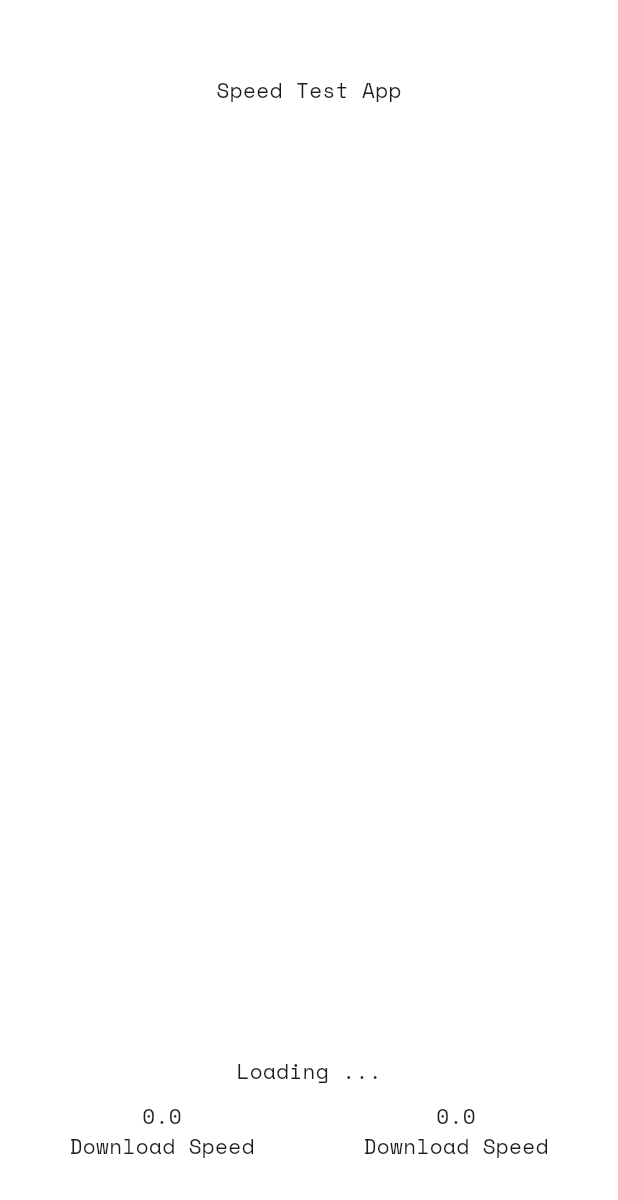
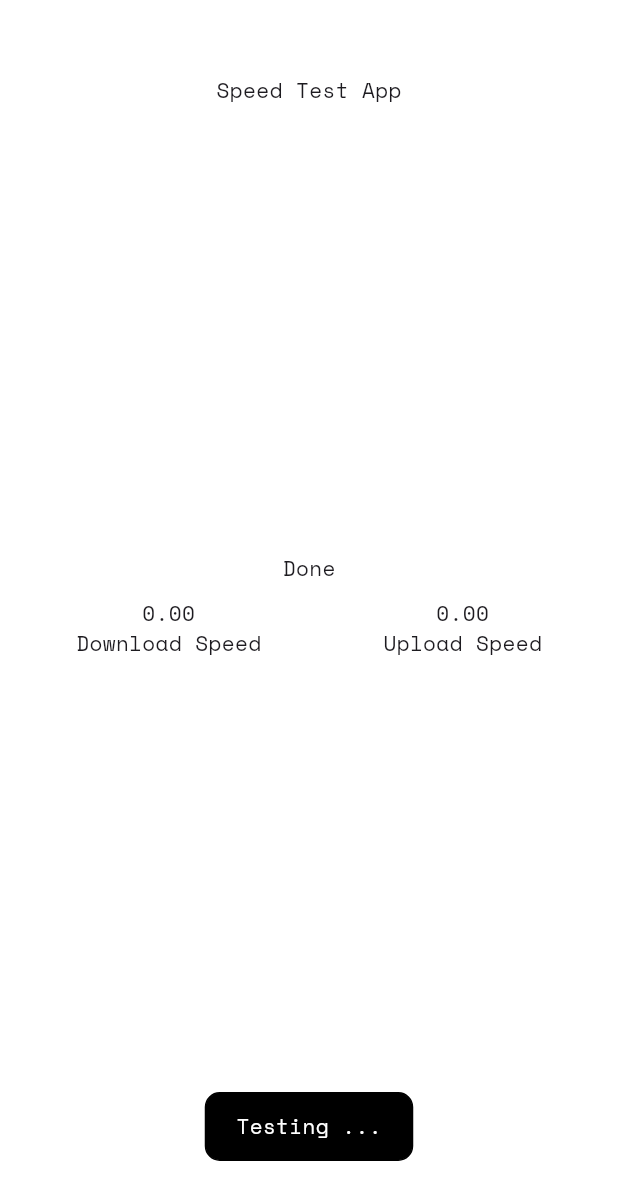
Before and after one commit to bintaang/internetSpeedChecker, a Flutter app: the screen it shows after launch, after a tap on "Test Speed", on a phone screen of 412 x 824 dp. Shown: the top 1200 px of the screen. Run offline on Flutter 3.47's test engine with Material 3 defaults, Android fonts, the phone set to English and light mode, and no system bars; our stand-ins replace google_fonts; missing offline and left inert: speed_test_dart.

Commit message:
damnly-gewdh2

```diff
--- a/lib/components/primary_button.dart
+++ b/lib/components/primary_button.dart
@@ -5,11 +5,12 @@ class PrimaryButton extends StatefulWidget {
     super.key,
     required this.placeHolder,
     required this.fnc,
-    required this.onPressed,
+    required this.isActive,
   });
+
   final String placeHolder;
   final VoidCallback fnc;
-  final bool onPressed;
+  final bool isActive;
 
   @override
   State<PrimaryButton> createState() => _PrimaryButtonState();
@@ -17,36 +18,28 @@ class PrimaryButton extends StatefulWidget {
 
 class _PrimaryButtonState extends State<PrimaryButton> {
   bool isHover = false;
+
   @override
   Widget build(BuildContext context) {
+    final isPressed = isHover || widget.isActive;
+
     return MouseRegion(
-      onHover: (_) => setState(() {
-        isHover = true;
-      }),
-      onExit: (_) => setState(() {
-        isHover = false;
-      }),
+      onHover: (_) => setState(() => isHover = true),
+      onExit: (_) => setState(() => isHover = false),
       child: GestureDetector(
         onTap: widget.fnc,
-        child: Container(
+        child: AnimatedContainer(
+          duration: const Duration(milliseconds: 150),
+          padding: const EdgeInsets.symmetric(vertical: 12, horizontal: 20),
           decoration: BoxDecoration(
             borderRadius: BorderRadius.circular(10),
-            border: BoxBorder.all(color: Colors.black),
-            color: isHover
-                ? Colors.black
-                : widget.onPressed
-                ? Colors.black
-                : Colors.white,
+            border: Border.all(color: Colors.black),
+            color: isPressed ? Colors.black : Colors.white,
           ),
-          padding: EdgeInsets.all(10),
           child: Text(
-            'Test Speed',
+            widget.placeHolder,
             style: TextStyle(
-              color: isHover
-                  ? Colors.white
-                  : widget.onPressed
-                  ? Colors.white
-                  : Colors.black,
+              color: isPressed ? Colors.white : Colors.black,
               fontWeight: isHover ? FontWeight.bold : FontWeight.normal,
             ),
           ),
--- a/lib/components/speed_indicator.dart
+++ b/lib/components/speed_indicator.dart
@@ -1,11 +1,11 @@
 import 'dart:async';
-
 import 'package:flutter/material.dart';
 import 'package:speednetworkapp/services/speed_test_service.dart';
 
 class SpeedIndicator extends StatefulWidget {
   const SpeedIndicator({super.key, required this.trigger});
   final bool trigger;
+
   @override
   State<SpeedIndicator> createState() => _SpeedIndicatorState();
 }
@@ -22,7 +22,7 @@ class _SpeedIndicatorState extends State<SpeedIndicator> {
   @override
   void initState() {
     super.initState();
-    if (widget.trigger == true) {
+    if (widget.trigger) {
       getData();
     }
   }
@@ -30,7 +30,7 @@ class _SpeedIndicatorState extends State<SpeedIndicator> {
   @override
   void didUpdateWidget(SpeedIndicator oldWidget) {
     super.didUpdateWidget(oldWidget);
-    if (widget.trigger == true && !oldWidget.trigger) {
+    if (widget.trigger && !oldWidget.trigger) {
       getData();
     }
   }
@@ -42,9 +42,12 @@ class _SpeedIndicatorState extends State<SpeedIndicator> {
         isLoading = true;
         isError = false;
         errorMessage = '';
+        speedUpload = 0.0;
+        speedDownload = 0.0;
       });
       randomNumber();
       final data = await server.getSpeedInternetData();
+      stopRandom();
       setState(() {
         server.isGettingData = false;
         speedUpload = data.uploadSpeed;
@@ -53,13 +56,21 @@ class _SpeedIndicatorState extends State<SpeedIndicator> {
       });
     } catch (e) {
       stopRandom();
+      setState(() {
+        server.isGettingData = false;
+        isLoading = false;
+        isError = true;
+        errorMessage = e.toString();
+      });
     }
   }
 
   void randomNumber() {
-    _timer = Timer.periodic(Duration(milliseconds: 100), (time) {
-      speedUpload++;
-      speedDownload++;
+    _timer = Timer.periodic(const Duration(milliseconds: 100), (_) {
+      setState(() {
+        speedUpload++;
+        speedDownload++;
+      });
     });
   }
 
@@ -68,12 +79,18 @@ class _SpeedIndicatorState extends State<SpeedIndicator> {
   }
 
   @override
+  void dispose() {
+    _timer?.cancel();
+    super.dispose();
+  }
+
+  @override
   Widget build(BuildContext context) {
     return Column(
       mainAxisAlignment: MainAxisAlignment.spaceAround,
       children: [
         Padding(
-          padding: EdgeInsets.symmetric(vertical: 10.0, horizontal: 5.0),
+          padding: const EdgeInsets.symmetric(vertical: 10.0, horizontal: 5.0),
           child: Text(isLoading ? 'Loading ...' : 'Done'),
         ),
         Row(
@@ -81,12 +98,15 @@ class _SpeedIndicatorState extends State<SpeedIndicator> {
           children: [
             Column(
               children: [
-                Text(speedDownload.toString()),
-                Text('Download Speed'),
+                Text(speedDownload.toStringAsFixed(2)),
+                const Text('Download Speed'),
               ],
             ),
             Column(
-              children: [Text(speedUpload.toString()), Text('Download Speed')],
+              children: [
+                Text(speedUpload.toStringAsFixed(2)),
+                const Text('Upload Speed'),
+              ],
             ),
           ],
         ),
--- a/lib/pages/speed_test_page.dart
+++ b/lib/pages/speed_test_page.dart
@@ -36,14 +36,17 @@ class _SpeedTestPageState extends State<SpeedTestPage> {
           children: [
             Text("Speed Test App"),
             SpeedIndicator(trigger: isTrigger),
-            if (server.isGettingData != true)
             Row(
               mainAxisAlignment: MainAxisAlignment.center,
               children: [
                 PrimaryButton(
-                    placeHolder: 'Test Speed',
-                    fnc: () => buttonTrigger(),
-                    onPressed: isTrigger,
+                  placeHolder: server.isGettingData != true
+                      ? 'Test Speed'
+                      : 'Testing ...',
+                  fnc: server.isGettingData != true
+                      ? () => buttonTrigger()
+                      : () => {},
+                  isActive: isTrigger,
                 ),
               ],
             ),
--- a/lib/services/speed_test_service.dart
+++ b/lib/services/speed_test_service.dart
@@ -3,37 +3,32 @@ import 'package:speed_test_dart/speed_test_dart.dart';
 
 class SpeedTestService {
   bool isGettingData = false;
-  SpeedTestDart tester = SpeedTestDart();
+  final SpeedTestDart tester = SpeedTestDart();
   List<Server> bestServerList = <Server>[];
 
   Future<void> setBestServers() async {
     final settings = await tester.getSettings();
-    final List<Server> servers = settings.servers;
-    final List<Server> serverList = await tester.getBestServers(
-      servers: servers,
-    );
-    bestServerList = serverList;
+    final servers = settings.servers;
+    bestServerList = await tester.getBestServers(servers: servers);
   }
 
-  Future<SpeedInternetTypeInterface> getSpeedInternetData() async {
-    final double download = await tester.testDownloadSpeed(
-      servers: bestServerList,
-    );
-    final double upload = await tester.testUploadSpeed(servers: bestServerList);
+  Future<SpeedResult> getSpeedInternetData() async {
+    try {
+      if (bestServerList.isEmpty) await setBestServers();
 
-    return SpeedInternetTypeInterface(
-      downloadSpeed: download,
-      uploadSpeed: upload,
-    );
+      final download = await tester.testDownloadSpeed(servers: bestServerList);
+      final upload = await tester.testUploadSpeed(servers: bestServerList);
+
+      return SpeedResult(downloadSpeed: download, uploadSpeed: upload);
+    } catch (e) {
+      throw Exception('Failed to get speed data: $e');
+    }
   }
 }
 
-class SpeedInternetTypeInterface {
+class SpeedResult {
   final double downloadSpeed;
   final double uploadSpeed;
 
-  SpeedInternetTypeInterface({
-    required this.downloadSpeed,
-    required this.uploadSpeed,
-  });
+  SpeedResult({required this.downloadSpeed, required this.uploadSpeed});
 }
```
Lines whose indentation alone changed are shown as unchanged.
